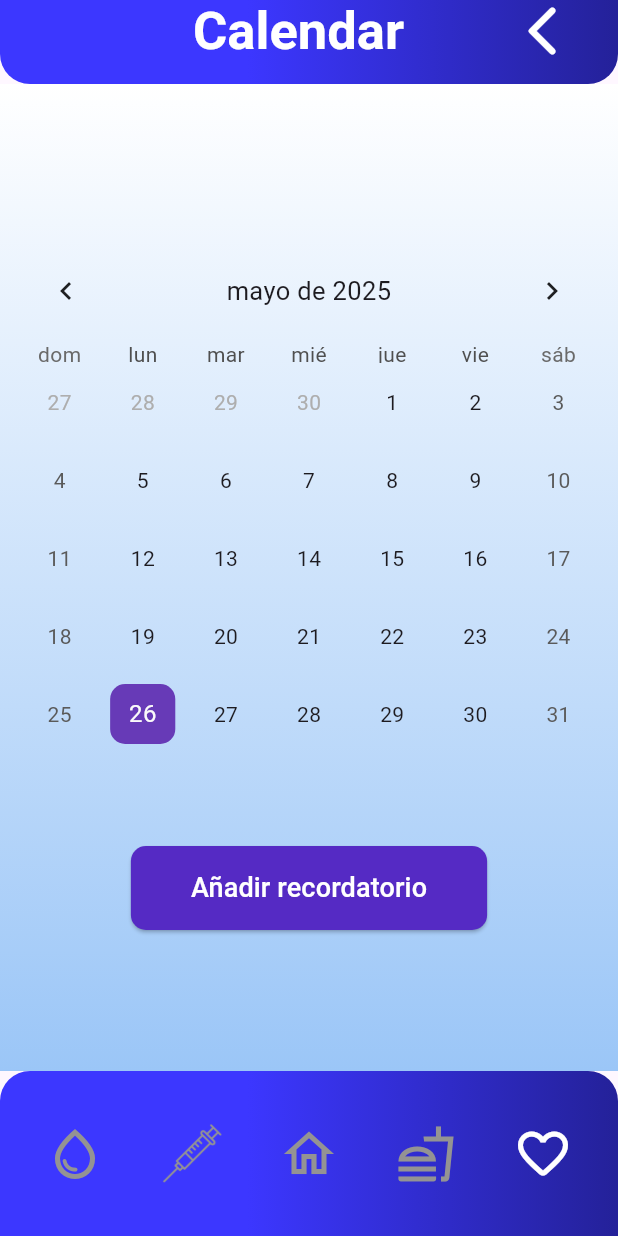
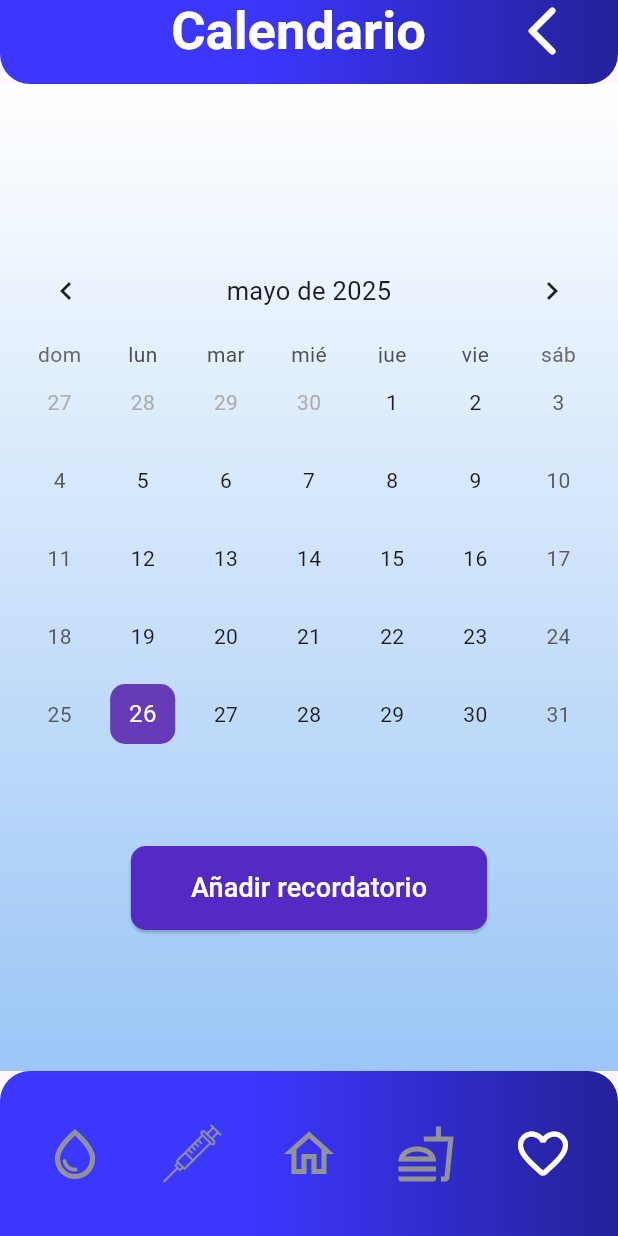
Before and after one commit to albertm15/TFG_DIABETES, a Flutter app: the CalendarPage screen opened directly, on a phone screen of 412 x 824 dp. Run offline on Flutter 3.47's test engine with Material 3 defaults, Android fonts, the phone set to English and light mode, and no system bars; drawn by our look-alikes of table_calendar; our stand-ins replace cloud_firestore, connectivity_plus, firebase_auth, firebase_core, fl_chart, flutter_local_notifications and 10 more; missing offline and left inert: model_viewer_plus; accounts and stored records are empty.

Commit message:
quick fixes

```diff
--- a/lib/pages/calendarPage.dart
+++ b/lib/pages/calendarPage.dart
@@ -16,7 +16,7 @@ class CalendarPage extends StatelessWidget {
   @override
   Widget build(BuildContext context) {
     return Scaffold(
-      appBar: UpperNavBar(pageName: "Calendar"),
+      appBar: UpperNavBar(pageName: "Calendario"),
       body: BackgroundBase(child: Center(child: _CalendarPageWidget())),
       bottomNavigationBar: LowerNavBar(selectedSection: "exercice"),
     );
--- a/lib/pages/configurationPage.dart
+++ b/lib/pages/configurationPage.dart
@@ -9,7 +9,7 @@ class ConfigurationPage extends StatelessWidget {
   @override
   Widget build(BuildContext context) {
     return Scaffold(
-      appBar: UpperNavBar(pageName: "Configuration"),
+      appBar: UpperNavBar(pageName: "Configuración"),
       body: DrawerScaffold(
           child:
               BackgroundBase(child: Center(child: ConfigurationPageWidget()))),
--- a/lib/pages/createFood.dart
+++ b/lib/pages/createFood.dart
@@ -46,7 +46,7 @@ class _CreateFoodState extends State<CreateFood> {
     return DrawerScaffold(
       child: BackgroundBase(
         child: Scaffold(
-          appBar: UpperNavBar(pageName: "Crear aliemnto"),
+          appBar: UpperNavBar(pageName: "Crear alimento"),
           body: GestureDetector(
             onTap: () {
               FocusScope.of(context).unfocus();
--- a/lib/pages/dietMainPage.dart
+++ b/lib/pages/dietMainPage.dart
@@ -19,7 +19,7 @@ class DietMainPage extends StatelessWidget {
     return DrawerScaffold(
         child: BackgroundBase(
             child: Scaffold(
-      appBar: UpperNavBar(pageName: "Diet"),
+      appBar: UpperNavBar(pageName: "Dieta"),
       body: BackgroundBase(child: Center(child: DietMainPageWidget())),
       bottomNavigationBar: LowerNavBar(selectedSection: "diet"),
       backgroundColor: Colors.transparent,
--- a/lib/pages/exerciceAndHealthMainPage.dart
+++ b/lib/pages/exerciceAndHealthMainPage.dart
@@ -21,7 +21,7 @@ class ExerciceAndHealthMainPage extends StatelessWidget {
     return DrawerScaffold(
         child: BackgroundBase(
             child: Scaffold(
-      appBar: UpperNavBar(pageName: "Exercice & Health"),
+      appBar: UpperNavBar(pageName: "Ejercicio y Salud"),
       body: BackgroundBase(
           child: Center(child: _ExerciceAndHealthMainPageWidget())),
       bottomNavigationBar: LowerNavBar(selectedSection: "exercice"),
--- a/lib/pages/glucoseMainPage.dart
+++ b/lib/pages/glucoseMainPage.dart
@@ -24,7 +24,7 @@ class _GlucoseMainPageState extends State<GlucoseMainPage> {
     return DrawerScaffold(
         child: BackgroundBase(
             child: Scaffold(
-      appBar: UpperNavBar(pageName: "Glucose"),
+      appBar: UpperNavBar(pageName: "Glucosa"),
       body: BackgroundBase(child: Center(child: GlucoseMainPageWidget())),
       bottomNavigationBar: LowerNavBar(selectedSection: "glucose"),
       backgroundColor: Colors.transparent,
--- a/lib/pages/insulinMainPage.dart
+++ b/lib/pages/insulinMainPage.dart
@@ -29,7 +29,7 @@ class _InsulinMainPageState extends State<InsulinMainPage> {
     return DrawerScaffold(
         child: BackgroundBase(
             child: Scaffold(
-      appBar: UpperNavBar(pageName: "Insulin"),
+      appBar: UpperNavBar(pageName: "Insulina"),
       body: BackgroundBase(child: Center(child: InsulinMainPageWidget())),
       bottomNavigationBar: LowerNavBar(selectedSection: "insulin"),
       backgroundColor: Colors.transparent,
--- a/lib/pages/profilePage.dart
+++ b/lib/pages/profilePage.dart
@@ -19,7 +19,7 @@ class ProfilePage extends StatelessWidget {
   @override
   Widget build(BuildContext context) {
     return Scaffold(
-      appBar: UpperNavBar(pageName: "Profile"),
+      appBar: UpperNavBar(pageName: "Perfil"),
       body: DrawerScaffold(
           child: BackgroundBase(child: Center(child: ProfilePageWidget()))),
       bottomNavigationBar: LowerNavBar(selectedSection: ""),
--- a/lib/pages/saveDietLogPage.dart
+++ b/lib/pages/saveDietLogPage.dart
@@ -128,7 +128,7 @@ class _SaveDietLogPageState extends State<SaveDietLogPage> {
     return DrawerScaffold(
       child: BackgroundBase(
         child: Scaffold(
-          appBar: UpperNavBar(pageName: "Añadir carbohidratos"),
+          appBar: UpperNavBar(pageName: "Añadir registro de comida"),
           body: BackgroundBase(
             child: ScreenMargins(
               child: Center(
--- a/lib/widgets/upperNavBar.dart
+++ b/lib/widgets/upperNavBar.dart
@@ -18,10 +18,10 @@ class UpperNavBar extends StatelessWidget implements PreferredSizeWidget {
   //actualizar cada vez que se añada una nueva pantalla, añadirla tambien aqui:)
   void goBack(BuildContext context) {
     switch (pageName) {
-      case "Glucose" ||
-            "Insulin" ||
-            "Diet" ||
-            "Exercice & Health" ||
+      case "Glucosa" ||
+            "Insulina" ||
+            "Dieta" ||
+            "Ejercicio y Salud" ||
             "Todos los registros":
         Navigator.pushReplacement(
             context,
@@ -57,7 +57,7 @@ class UpperNavBar extends StatelessWidget implements PreferredSizeWidget {
                 builder: (context) => BackgroundBase(child: DietMainPage())));
         break;
 
-      case "Calendar" ||
+      case "Calendario" ||
             "Añadir recordatorio" ||
             "Añadir registro de ejercicio":
         Navigator.pushReplacement(
@@ -80,6 +80,33 @@ class UpperNavBar extends StatelessWidget implements PreferredSizeWidget {
           Navigator.pop(context, 0);
         }
         break;
+    }
+  }
+
+  double getSize() {
+    switch (pageName) {
+      case "Conversor de comida" ||
+            "Recordatorios del día" ||
+            "Añadir carbohidratos" ||
+            "Añadir recordatorio" ||
+            "Detalles de ejercicio" ||
+            "Detalles de glucosa" ||
+            "Detalles de insulina" ||
+            "Detalles de comida":
+        return 25;
+      case "Añadir registro de glucosa" ||
+            "Seleccionar tipo de registro" ||
+            "Añadir registro de ejercicio" ||
+            "Añadir registro de comida" ||
+            "Detalles de recordatorio":
+        return 20;
+      case "Añadir Insulina" ||
+            "Añadir Inyección" ||
+            "Horario Insulina" ||
+            "Ejercicio y Salud":
+        return 30;
+      default:
+        return 35;
     }
   }
 
@@ -111,7 +138,7 @@ class UpperNavBar extends StatelessWidget implements PreferredSizeWidget {
                 style: TextStyle(
                   color: Colors.white,
                   fontWeight: FontWeight.bold,
-                  fontSize: 35,
+                  fontSize: getSize(),
                 ),
               )),
               leading: Container(),
```
Also changed, not shown: lib/pages/reportFormPage.dart (+30 -23 lines), lib/pages/reportsPage.dart (+5 -3 lines).
